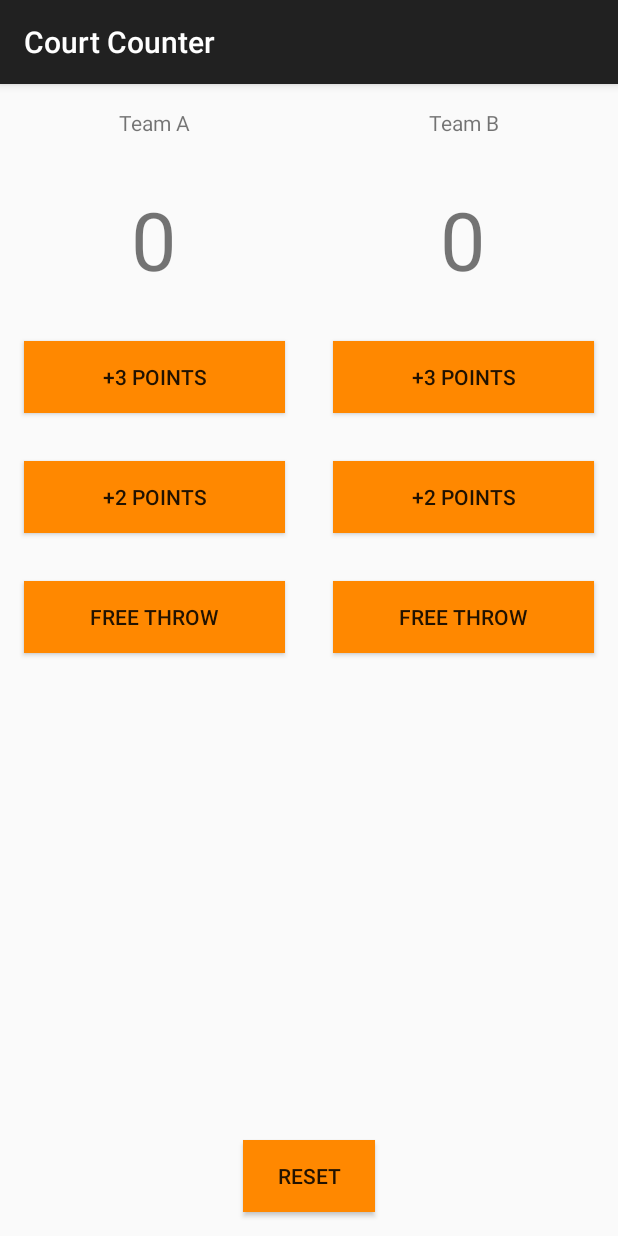
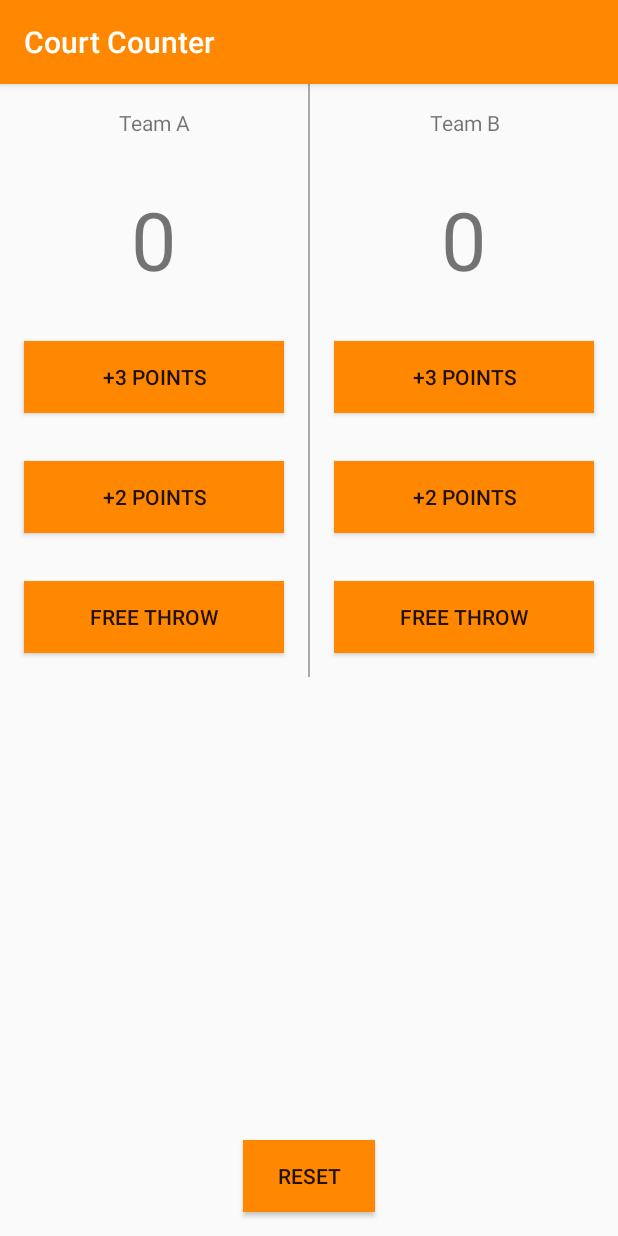
Before and after one commit to djung460/CourtCounter, an Android app: the screen it shows after launch (MainActivity), on a phone screen of 412 x 824 dp. Run offline under Robolectric (Android 15) with nearby library versions, the phone set to English and light mode, and no system bars.

Commit message:
Add dividing gray line and clean up code

```diff
--- a/app/src/main/java/com/example/android/courtcounter/MainActivity.java
+++ b/app/src/main/java/com/example/android/courtcounter/MainActivity.java
@@ -31,7 +31,8 @@ public class MainActivity extends AppCompatActivity {
                 team_a_score += 2;
                 break;
             case (R.id.a_point_1):
-                team_a_score += 1;;
+                team_a_score += 1;
+                ;
                 break;
             case (R.id.b_point_3):
                 team_b_score += 3;
--- a/app/src/main/res/layout/activity_main.xml
+++ b/app/src/main/res/layout/activity_main.xml
@@ -58,6 +58,14 @@
                 android:background="@android:color/holo_orange_dark"
                 android:onClick="addScore"
                 android:text="@string/point_1" />
+
+        </LinearLayout>
+
+        <LinearLayout
+            android:layout_width="1dp"
+            android:layout_height="match_parent"
+            android:background="@android:color/darker_gray"
+            android:orientation="vertical">
 
         </LinearLayout>
 
--- a/app/src/main/res/values/styles.xml
+++ b/app/src/main/res/values/styles.xml
@@ -3,6 +3,8 @@
     <!-- Base application theme. -->
     <style name="AppTheme" parent="Theme.AppCompat.Light.DarkActionBar">
         <!-- Customize your theme here. -->
+        <item name="colorPrimary">@android:color/holo_orange_dark</item>
+        <item name="android:colorButtonNormal">@android:color/holo_orange_dark</item>
     </style>
 
 </resources>
```
